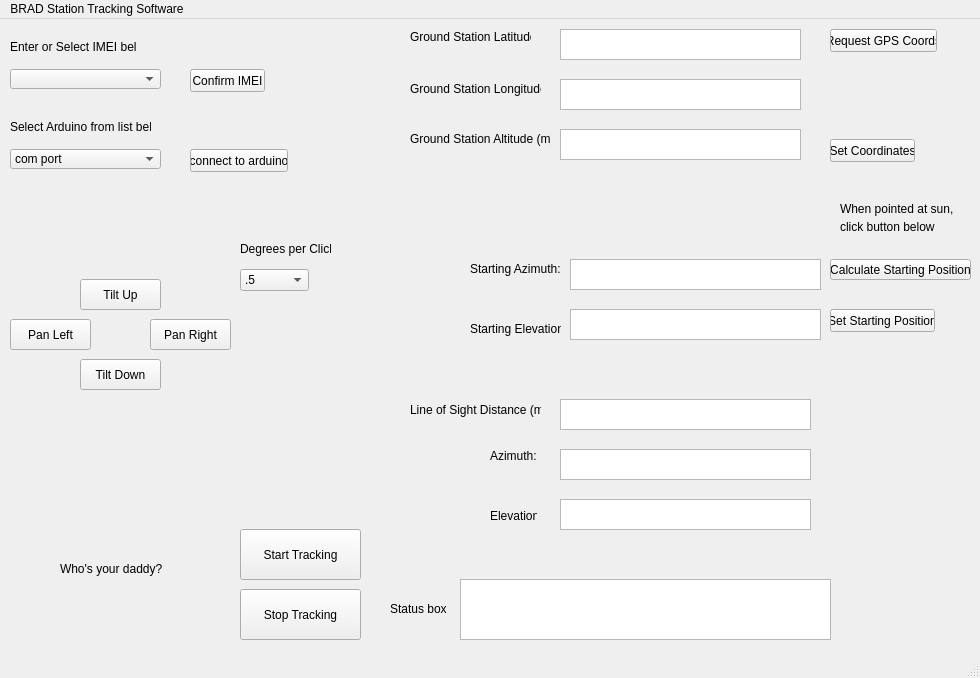
The window that QtDesignerUI.ui (mathias314/Ground-Station-Tracker) describes before a commit, drawn with Qt 5.
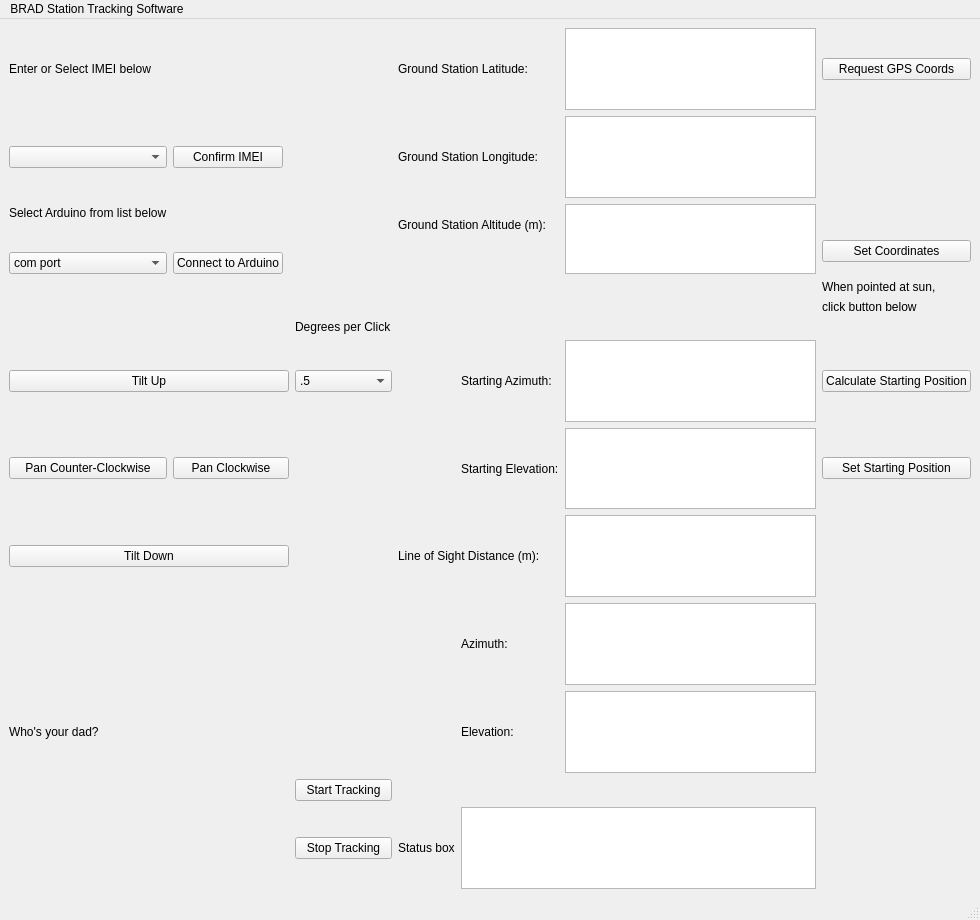
The same window after the commit. Icons and pictures are not drawn.

Commit message: hopefully fixing wrong pan direction, starting to fit ui into qt layout

Diff of the .ui file:
```diff
--- a/QtDesignerUI.ui
+++ b/QtDesignerUI.ui
@@ -7,528 +7,280 @@
     <x>0</x>
     <y>0</y>
     <width>980</width>
-    <height>678</height>
+    <height>920</height>
    </rect>
   </property>
   <property name="windowTitle">
    <string>MainWindow</string>
   </property>
   <widget class="QWidget" name="centralwidget">
-   <widget class="QPushButton" name="startButton">
-    <property name="geometry">
-     <rect>
-      <x>240</x>
-      <y>510</y>
-      <width>121</width>
-      <height>51</height>
-     </rect>
-    </property>
-    <property name="text">
-     <string>Start Tracking</string>
-    </property>
-   </widget>
-   <widget class="QPushButton" name="stopTrackingButton">
-    <property name="geometry">
-     <rect>
-      <x>240</x>
-      <y>570</y>
-      <width>121</width>
-      <height>51</height>
-     </rect>
-    </property>
-    <property name="text">
-     <string>Stop Tracking</string>
-    </property>
-   </widget>
-   <widget class="QPlainTextEdit" name="startingAzimuthBox">
-    <property name="geometry">
-     <rect>
-      <x>570</x>
-      <y>240</y>
-      <width>251</width>
-      <height>31</height>
-     </rect>
-    </property>
-   </widget>
-   <widget class="QPlainTextEdit" name="startingElevationBox">
-    <property name="geometry">
-     <rect>
-      <x>570</x>
-      <y>290</y>
-      <width>251</width>
-      <height>31</height>
-     </rect>
-    </property>
-   </widget>
-   <widget class="QLabel" name="label_4">
-    <property name="geometry">
-     <rect>
-      <x>470</x>
-      <y>240</y>
-      <width>91</width>
-      <height>20</height>
-     </rect>
-    </property>
-    <property name="text">
-     <string>Starting Azimuth:</string>
-    </property>
-   </widget>
-   <widget class="QLabel" name="label_5">
-    <property name="geometry">
-     <rect>
-      <x>470</x>
-      <y>300</y>
-      <width>91</width>
-      <height>20</height>
-     </rect>
-    </property>
-    <property name="text">
-     <string>Starting Elevation:</string>
-    </property>
-   </widget>
-   <widget class="QPushButton" name="calibrateButton">
-    <property name="geometry">
-     <rect>
-      <x>830</x>
-      <y>290</y>
-      <width>105</width>
-      <height>23</height>
-     </rect>
-    </property>
-    <property name="text">
-     <string>Set Starting Position</string>
-    </property>
-   </widget>
-   <widget class="QLabel" name="label">
-    <property name="geometry">
-     <rect>
-      <x>410</x>
-      <y>10</y>
-      <width>121</width>
-      <height>16</height>
-     </rect>
-    </property>
-    <property name="text">
-     <string>Ground Station Latitude: </string>
-    </property>
-   </widget>
-   <widget class="QPlainTextEdit" name="GSLatBox">
-    <property name="geometry">
-     <rect>
-      <x>560</x>
-      <y>10</y>
-      <width>241</width>
-      <height>31</height>
-     </rect>
-    </property>
-   </widget>
-   <widget class="QLabel" name="label_7">
-    <property name="geometry">
-     <rect>
-      <x>10</x>
-      <y>100</y>
-      <width>141</width>
-      <height>16</height>
-     </rect>
-    </property>
-    <property name="text">
-     <string>Select Arduino from list below</string>
-    </property>
-   </widget>
-   <widget class="QComboBox" name="COMPortComboBox">
-    <property name="geometry">
-     <rect>
-      <x>10</x>
-      <y>130</y>
-      <width>151</width>
-      <height>20</height>
-     </rect>
-    </property>
-    <item>
-     <property name="text">
-      <string>com port</string>
-     </property>
+   <layout class="QGridLayout" name="gridLayout">
+    <item row="14" column="4">
+     <widget class="QLabel" name="label_11">
+      <property name="text">
+       <string>Status box</string>
+      </property>
+     </widget>
     </item>
-   </widget>
-   <widget class="QPushButton" name="connectToArduinoButton">
-    <property name="geometry">
-     <rect>
-      <x>190</x>
-      <y>130</y>
-      <width>98</width>
-      <height>23</height>
-     </rect>
-    </property>
-    <property name="text">
-     <string>connect to arduino</string>
-    </property>
-   </widget>
-   <widget class="QPushButton" name="tiltUpButton">
-    <property name="geometry">
-     <rect>
-      <x>80</x>
-      <y>260</y>
-      <width>81</width>
-      <height>31</height>
-     </rect>
-    </property>
-    <property name="text">
-     <string>Tilt Up</string>
-    </property>
-   </widget>
-   <widget class="QPushButton" name="panLeftButton">
-    <property name="geometry">
-     <rect>
-      <x>10</x>
-      <y>300</y>
-      <width>81</width>
-      <height>31</height>
-     </rect>
-    </property>
-    <property name="text">
-     <string>Pan Left</string>
-    </property>
-   </widget>
-   <widget class="QPushButton" name="panRightButton">
-    <property name="geometry">
-     <rect>
-      <x>150</x>
-      <y>300</y>
-      <width>81</width>
-      <height>31</height>
-     </rect>
-    </property>
-    <property name="text">
-     <string>Pan Right</string>
-    </property>
-   </widget>
-   <widget class="QPushButton" name="tiltDownButton">
-    <property name="geometry">
-     <rect>
-      <x>80</x>
-      <y>340</y>
-      <width>81</width>
-      <height>31</height>
-     </rect>
-    </property>
-    <property name="text">
-     <string>Tilt Down</string>
-    </property>
-   </widget>
-   <widget class="QPushButton" name="confirmGSLocationButton">
-    <property name="geometry">
-     <rect>
-      <x>830</x>
-      <y>120</y>
-      <width>85</width>
-      <height>23</height>
-     </rect>
-    </property>
-    <property name="text">
-     <string>Set Coordinates</string>
-    </property>
-   </widget>
-   <widget class="QPushButton" name="GPSRequestButton">
-    <property name="geometry">
-     <rect>
-      <x>830</x>
-      <y>10</y>
-      <width>107</width>
-      <height>23</height>
-     </rect>
-    </property>
-    <property name="text">
-     <string>Request GPS Coords</string>
-    </property>
-   </widget>
-   <widget class="QComboBox" name="IMEIComboBox">
-    <property name="geometry">
-     <rect>
-      <x>10</x>
-      <y>50</y>
-      <width>151</width>
-      <height>20</height>
-     </rect>
-    </property>
-   </widget>
-   <widget class="QPushButton" name="confirmIMEIButton">
-    <property name="geometry">
-     <rect>
-      <x>190</x>
-      <y>50</y>
-      <width>75</width>
-      <height>23</height>
-     </rect>
-    </property>
-    <property name="text">
-     <string>Confirm IMEI</string>
-    </property>
-   </widget>
-   <widget class="QLabel" name="label_6">
-    <property name="geometry">
-     <rect>
-      <x>10</x>
-      <y>20</y>
-      <width>127</width>
-      <height>16</height>
-     </rect>
-    </property>
-    <property name="text">
-     <string>Enter or Select IMEI below</string>
-    </property>
-   </widget>
-   <widget class="QLabel" name="label_2">
-    <property name="geometry">
-     <rect>
-      <x>410</x>
-      <y>60</y>
-      <width>131</width>
-      <height>20</height>
-     </rect>
-    </property>
-    <property name="text">
-     <string>Ground Station Longitude:</string>
-    </property>
-   </widget>
-   <widget class="QPlainTextEdit" name="GSLongBox">
-    <property name="geometry">
-     <rect>
-      <x>560</x>
-      <y>60</y>
-      <width>241</width>
-      <height>31</height>
-     </rect>
-    </property>
-   </widget>
-   <widget class="QLabel" name="label_3">
-    <property name="geometry">
-     <rect>
-      <x>410</x>
-      <y>110</y>
-      <width>141</width>
-      <height>20</height>
-     </rect>
-    </property>
-    <property name="text">
-     <string>Ground Station Altitude (m):</string>
-    </property>
-   </widget>
-   <widget class="QPlainTextEdit" name="GSAltBox">
-    <property name="geometry">
-     <rect>
-      <x>560</x>
-      <y>110</y>
-      <width>241</width>
-      <height>31</height>
-     </rect>
-    </property>
-   </widget>
-   <widget class="QPlainTextEdit" name="distanceDisplay">
-    <property name="geometry">
-     <rect>
-      <x>560</x>
-      <y>380</y>
-      <width>251</width>
-      <height>31</height>
-     </rect>
-    </property>
-   </widget>
-   <widget class="QPlainTextEdit" name="azimuthDisplay">
-    <property name="geometry">
-     <rect>
-      <x>560</x>
-      <y>430</y>
-      <width>251</width>
-      <height>31</height>
-     </rect>
-    </property>
-   </widget>
-   <widget class="QPlainTextEdit" name="elevationDisplay">
-    <property name="geometry">
-     <rect>
-      <x>560</x>
-      <y>480</y>
-      <width>251</width>
-      <height>31</height>
-     </rect>
-    </property>
-   </widget>
-   <widget class="QPlainTextEdit" name="errorMessageBox">
-    <property name="geometry">
-     <rect>
-      <x>460</x>
-      <y>560</y>
-      <width>371</width>
-      <height>61</height>
-     </rect>
-    </property>
-   </widget>
-   <widget class="QLabel" name="label_8">
-    <property name="geometry">
-     <rect>
-      <x>410</x>
-      <y>380</y>
-      <width>131</width>
-      <height>21</height>
-     </rect>
-    </property>
-    <property name="text">
-     <string>Line of Sight Distance (m): </string>
-    </property>
-   </widget>
-   <widget class="QLabel" name="label_9">
-    <property name="geometry">
-     <rect>
-      <x>490</x>
-      <y>430</y>
-      <width>47</width>
-      <height>13</height>
-     </rect>
-    </property>
-    <property name="text">
-     <string>Azimuth:</string>
-    </property>
-   </widget>
-   <widget class="QLabel" name="label_10">
-    <property name="geometry">
-     <rect>
-      <x>490</x>
-      <y>490</y>
-      <width>47</width>
-      <height>13</height>
-     </rect>
-    </property>
-    <property name="text">
-     <string>Elevation:</string>
-    </property>
-   </widget>
-   <widget class="QLabel" name="label_11">
-    <property name="geometry">
-     <rect>
-      <x>390</x>
-      <y>580</y>
-      <width>71</width>
-      <height>20</height>
-     </rect>
-    </property>
-    <property name="text">
-     <string>Status box</string>
-    </property>
-   </widget>
-   <widget class="QPushButton" name="calculateStartingPosButton">
-    <property name="geometry">
-     <rect>
-      <x>830</x>
-      <y>240</y>
-      <width>141</width>
-      <height>21</height>
-     </rect>
-    </property>
-    <property name="text">
-     <string>Calculate Starting Position</string>
-    </property>
-   </widget>
-   <widget class="QLabel" name="label_12">
-    <property name="geometry">
-     <rect>
-      <x>840</x>
-      <y>180</y>
-      <width>121</width>
-      <height>20</height>
-     </rect>
-    </property>
-    <property name="text">
-     <string>When pointed at sun,</string>
-    </property>
-   </widget>
-   <widget class="QLabel" name="label_13">
-    <property name="geometry">
-     <rect>
-      <x>840</x>
-      <y>200</y>
-      <width>101</width>
-      <height>16</height>
-     </rect>
-    </property>
-    <property name="text">
-     <string>click button below</string>
-    </property>
-   </widget>
-   <widget class="QComboBox" name="degreesPerClickBox">
-    <property name="geometry">
-     <rect>
-      <x>240</x>
-      <y>250</y>
-      <width>69</width>
-      <height>22</height>
-     </rect>
-    </property>
-    <item>
-     <property name="text">
-      <string>.5</string>
-     </property>
+    <item row="14" column="5" colspan="2">
+     <widget class="QPlainTextEdit" name="errorMessageBox"/>
     </item>
-    <item>
-     <property name="text">
-      <string>1</string>
-     </property>
+    <item row="14" column="3">
+     <widget class="QPushButton" name="stopTrackingButton">
+      <property name="text">
+       <string>Stop Tracking</string>
+      </property>
+     </widget>
     </item>
-    <item>
-     <property name="text">
-      <string>5</string>
-     </property>
+    <item row="13" column="3">
+     <widget class="QPushButton" name="startButton">
+      <property name="text">
+       <string>Start Tracking</string>
+      </property>
+     </widget>
     </item>
-    <item>
-     <property name="text">
-      <string>10</string>
-     </property>
+    <item row="0" column="7">
+     <widget class="QPushButton" name="GPSRequestButton">
+      <property name="text">
+       <string>Request GPS Coords</string>
+      </property>
+     </widget>
     </item>
-   </widget>
-   <widget class="QLabel" name="label_14">
-    <property name="geometry">
-     <rect>
-      <x>240</x>
-      <y>220</y>
-      <width>91</width>
-      <height>20</height>
-     </rect>
-    </property>
-    <property name="text">
-     <string>Degrees per Click</string>
-    </property>
-   </widget>
-   <widget class="QLabel" name="label_16">
-    <property name="geometry">
-     <rect>
-      <x>60</x>
-      <y>540</y>
-      <width>111</width>
-      <height>20</height>
-     </rect>
-    </property>
-    <property name="text">
-     <string>Who's your daddy?</string>
-    </property>
-   </widget>
-   <widget class="QLabel" name="label_15">
-    <property name="geometry">
-     <rect>
-      <x>20</x>
-      <y>500</y>
-      <width>181</width>
-      <height>111</height>
-     </rect>
-    </property>
-    <property name="text">
-     <string/>
-    </property>
-    <property name="pixmap">
-     <pixmap>msgc_logo_forGUI.png</pixmap>
-    </property>
-    <property name="scaledContents">
-     <bool>true</bool>
-    </property>
-   </widget>
+    <item row="0" column="4" colspan="2">
+     <widget class="QLabel" name="label">
+      <property name="text">
+       <string>Ground Station Latitude: </string>
+      </property>
+     </widget>
+    </item>
+    <item row="0" column="6">
+     <widget class="QPlainTextEdit" name="GSLatBox"/>
+    </item>
+    <item row="0" column="0">
+     <widget class="QLabel" name="label_6">
+      <property name="text">
+       <string>Enter or Select IMEI below</string>
+      </property>
+     </widget>
+    </item>
+    <item row="1" column="6">
+     <widget class="QPlainTextEdit" name="GSLongBox"/>
+    </item>
+    <item row="1" column="0">
+     <widget class="QComboBox" name="IMEIComboBox"/>
+    </item>
+    <item row="1" column="4" colspan="2">
+     <widget class="QLabel" name="label_2">
+      <property name="text">
+       <string>Ground Station Longitude:</string>
+      </property>
+     </widget>
+    </item>
+    <item row="2" column="0">
+     <widget class="QLabel" name="label_7">
+      <property name="text">
+       <string>Select Arduino from list below</string>
+      </property>
+     </widget>
+    </item>
+    <item row="2" column="4" rowspan="2" colspan="2">
+     <widget class="QLabel" name="label_3">
+      <property name="text">
+       <string>Ground Station Altitude (m):</string>
+      </property>
+     </widget>
+    </item>
+    <item row="2" column="6" rowspan="3">
+     <widget class="QPlainTextEdit" name="GSAltBox"/>
+    </item>
+    <item row="3" column="7" rowspan="2">
+     <widget class="QPushButton" name="confirmGSLocationButton">
+      <property name="text">
+       <string>Set Coordinates</string>
+      </property>
+     </widget>
+    </item>
+    <item row="4" column="0">
+     <widget class="QComboBox" name="COMPortComboBox">
+      <item>
+       <property name="text">
+        <string>com port</string>
+       </property>
+      </item>
+     </widget>
+    </item>
+    <item row="5" column="7">
+     <widget class="QLabel" name="label_12">
+      <property name="text">
+       <string>When pointed at sun,</string>
+      </property>
+     </widget>
+    </item>
+    <item row="8" column="6">
+     <widget class="QPlainTextEdit" name="startingAzimuthBox"/>
+    </item>
+    <item row="9" column="6">
+     <widget class="QPlainTextEdit" name="startingElevationBox"/>
+    </item>
+    <item row="10" column="6">
+     <widget class="QPlainTextEdit" name="distanceDisplay"/>
+    </item>
+    <item row="11" column="5">
+     <widget class="QLabel" name="label_9">
+      <property name="text">
+       <string>Azimuth:</string>
+      </property>
+     </widget>
+    </item>
+    <item row="6" column="7">
+     <widget class="QLabel" name="label_13">
+      <property name="text">
+       <string>click button below</string>
+      </property>
+     </widget>
+    </item>
+    <item row="8" column="7">
+     <widget class="QPushButton" name="calculateStartingPosButton">
+      <property name="text">
+       <string>Calculate Starting Position</string>
+      </property>
+     </widget>
+    </item>
+    <item row="8" column="5">
+     <widget class="QLabel" name="label_4">
+      <property name="text">
+       <string>Starting Azimuth:</string>
+      </property>
+     </widget>
+    </item>
+    <item row="9" column="7">
+     <widget class="QPushButton" name="calibrateButton">
+      <property name="text">
+       <string>Set Starting Position</string>
+      </property>
+     </widget>
+    </item>
+    <item row="11" column="6">
+     <widget class="QPlainTextEdit" name="azimuthDisplay"/>
+    </item>
+    <item row="9" column="5">
+     <widget class="QLabel" name="label_5">
+      <property name="text">
+       <string>Starting Elevation:</string>
+      </property>
+     </widget>
+    </item>
+    <item row="12" column="0" colspan="2">
+     <widget class="QLabel" name="label_16">
+      <property name="text">
+       <string>Who's your dad?</string>
+      </property>
+     </widget>
+    </item>
+    <item row="12" column="5">
+     <widget class="QLabel" name="label_10">
+      <property name="text">
+       <string>Elevation:</string>
+      </property>
+     </widget>
+    </item>
+    <item row="12" column="6">
+     <widget class="QPlainTextEdit" name="elevationDisplay"/>
+    </item>
+    <item row="10" column="4" colspan="2">
+     <widget class="QLabel" name="label_8">
+      <property name="text">
+       <string>Line of Sight Distance (m): </string>
+      </property>
+     </widget>
+    </item>
+    <item row="7" column="3">
+     <widget class="QLabel" name="label_14">
+      <property name="text">
+       <string>Degrees per Click</string>
+      </property>
+     </widget>
+    </item>
+    <item row="13" column="0" rowspan="2" colspan="3">
+     <widget class="QLabel" name="label_15">
+      <property name="text">
+       <string/>
+      </property>
+      <property name="pixmap">
+       <pixmap>msgc_logo_forGUI.png</pixmap>
+      </property>
+      <property name="scaledContents">
+       <bool>true</bool>
+      </property>
+     </widget>
+    </item>
+    <item row="8" column="3">
+     <widget class="QComboBox" name="degreesPerClickBox">
+      <item>
+       <property name="text">
+        <string>.5</string>
+       </property>
+      </item>
+      <item>
+       <property name="text">
+        <string>1</string>
+       </property>
+      </item>
+      <item>
+       <property name="text">
+        <string>5</string>
+       </property>
+      </item>
+      <item>
+       <property name="text">
+        <string>10</string>
+       </property>
+      </item>
+     </widget>
+    </item>
+    <item row="1" column="1">
+     <widget class="QPushButton" name="confirmIMEIButton">
+      <property name="text">
+       <string>Confirm IMEI</string>
+      </property>
+     </widget>
+    </item>
+    <item row="4" column="1">
+     <widget class="QPushButton" name="connectToArduinoButton">
+      <property name="text">
+       <string>Connect to Arduino</string>
+      </property>
+     </widget>
+    </item>
+    <item row="10" column="0" colspan="3">
+     <widget class="QPushButton" name="tiltDownButton">
+      <property name="text">
+       <string>Tilt Down</string>
+      </property>
+     </widget>
+    </item>
+    <item row="8" column="0" colspan="3">
+     <widget class="QPushButton" name="tiltUpButton">
+      <property name="text">
+       <string>Tilt Up</string>
+      </property>
+     </widget>
+    </item>
+    <item row="9" column="0">
+     <widget class="QPushButton" name="panCounterClockwiseButton">
+      <property name="text">
+       <string>Pan Counter-Clockwise</string>
+      </property>
+     </widget>
+    </item>
+    <item row="9" column="1" colspan="2">
+     <widget class="QPushButton" name="panClockwiseButton">
+      <property name="text">
+       <string>Pan Clockwise</string>
+      </property>
+     </widget>
+    </item>
+   </layout>
    <zorder>label_16</zorder>
    <zorder>startButton</zorder>
    <zorder>stopTrackingButton</zorder>
```
Left out of the diff: 8 changed lines with no effect on the pictures. The commit also changes 3 other files.
